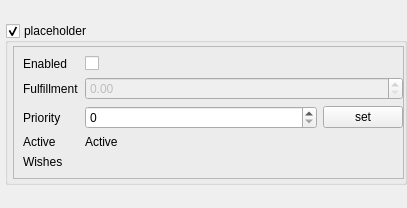
First picture: the form in rhbp_core/src/rqt_planner_gui/resource/goal.ui, repository ros-hybrid-behaviour-planner/rhbp, before the edit.
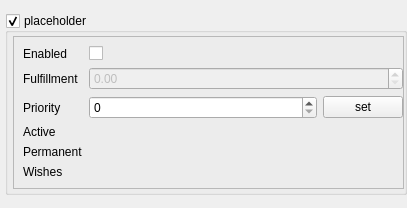
Second picture: the form after the edit.

Commit message: showing permanent property in rqt

```diff
--- a/rhbp_core/src/rqt_planner_gui/resource/goal.ui
+++ b/rhbp_core/src/rqt_planner_gui/resource/goal.ui
@@ -145,7 +145,7 @@
            </property>
           </widget>
          </item>
-         <item row="4" column="0">
+         <item row="5" column="0">
           <widget class="QLabel" name="wishesDescriptionLabel">
            <property name="sizePolicy">
             <sizepolicy hsizetype="Maximum" vsizetype="Preferred">
@@ -161,7 +161,7 @@
            </property>
           </widget>
          </item>
-         <item row="4" column="1" colspan="2">
+         <item row="5" column="1" colspan="2">
           <widget class="QLabel" name="wishesLabel">
            <property name="sizePolicy">
             <sizepolicy hsizetype="Maximum" vsizetype="Preferred">
@@ -189,7 +189,7 @@
             <string>if the behaviour is activated but not active there is an internal problem</string>
            </property>
            <property name="text">
-            <string>Active</string>
+            <string/>
            </property>
           </widget>
          </item>
@@ -223,6 +223,20 @@
            </property>
           </widget>
          </item>
+         <item row="4" column="0">
+          <widget class="QLabel" name="permanentDescriptionLabel">
+           <property name="text">
+            <string>Permanent</string>
+           </property>
+          </widget>
+         </item>
+         <item row="4" column="1">
+          <widget class="QLabel" name="permanentLabel">
+           <property name="text">
+            <string/>
+           </property>
+          </widget>
+         </item>
         </layout>
        </widget>
       </item>
```
Left out of the diff: 20 changed lines with no effect on the pictures. The commit also changes 1 other file.
